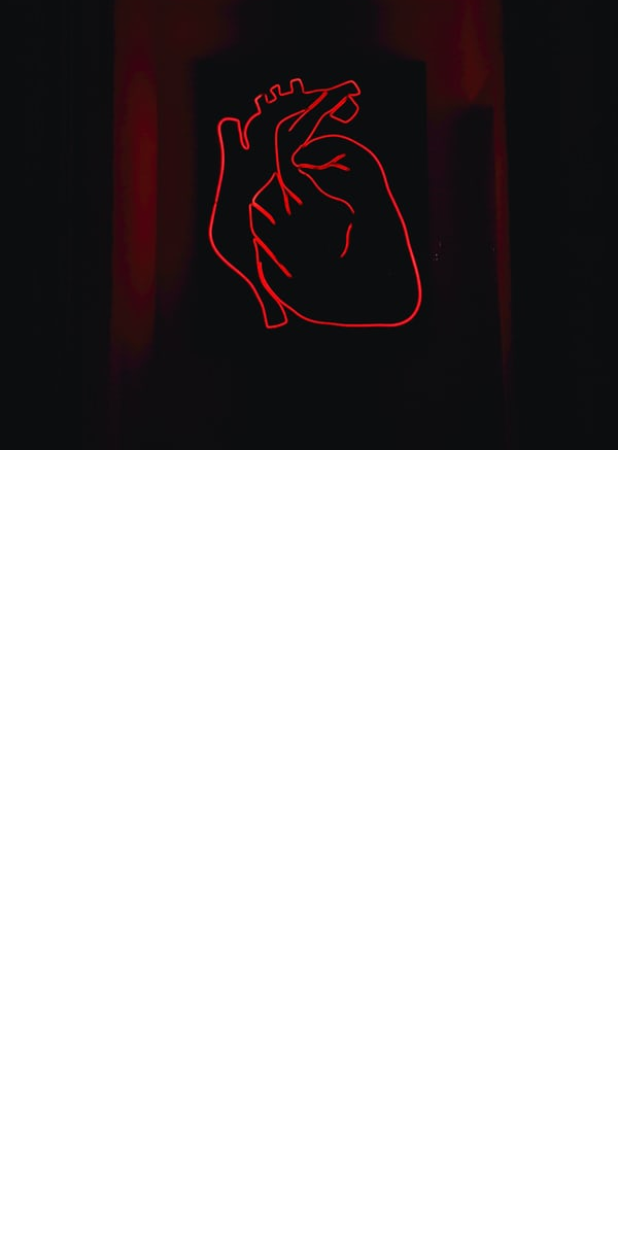
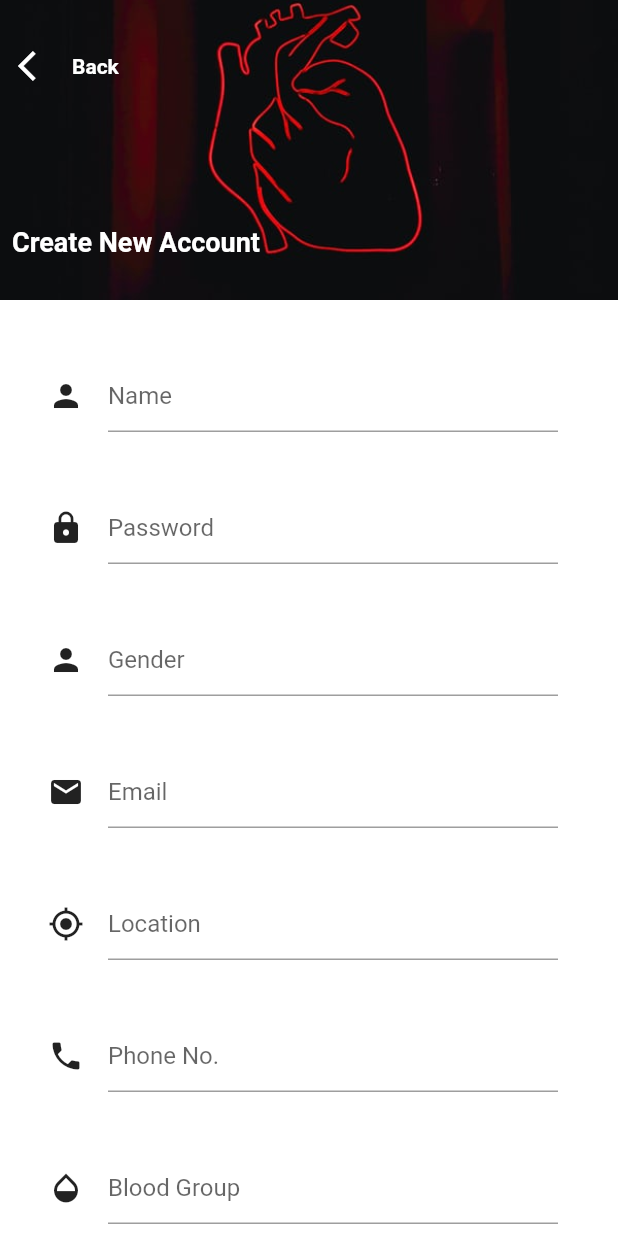
Before and after one commit to aregmi450/blood, a Flutter app: the screen it shows after launch, on a phone screen of 412 x 824 dp. Run offline on Flutter 3.47's test engine with Material 2 defaults, Android fonts, the phone set to English and light mode, and no system bars.

Commit message:
second commit

```diff
--- a/lib/main.dart
+++ b/lib/main.dart
@@ -1,4 +1,5 @@
 import 'package:flutter/material.dart';
+import 'package:new_flutter_project/signin.dart';
 import 'package:new_flutter_project/signup.dart';
 
 void main() => runApp(MyApp());
@@ -6,10 +7,17 @@ void main() => runApp(MyApp());
 class MyApp extends StatelessWidget {
   @override
   Widget build(BuildContext context) {
-    return Material(
-      child: MaterialApp(
-        home: SignupScreen(),
-      ),
+    return MaterialApp(
+      title: 'Flutter Demo',
+      debugShowCheckedModeBanner: false,
+      theme: ThemeData(primarySwatch: Colors.red),
+      // routing different pages from one place to another
+      initialRoute: 'SignUp',
+      // class name of every other page on stateless widget is given
+      routes: {
+        'SignIn': (context) => SignInScreen(),
+        'SignUp': (context) => SignUpScreen(),
+      },
     );
   }
 }
--- a/lib/signup.dart
+++ b/lib/signup.dart
@@ -1,26 +1,174 @@
 import 'package:flutter/material.dart';
 
-class SignupScreen extends StatefulWidget {
+class SignUpScreen extends StatefulWidget {
   @override
-  _SignupScreenState createState() => _SignupScreenState();
+  _SignUpScreenState createState() => _SignUpScreenState();
 }
 
-class _SignupScreenState extends State<SignupScreen> {
+class _SignUpScreenState extends State<SignUpScreen> {
   @override
   Widget build(BuildContext context) {
     return Scaffold(
       backgroundColor: Colors.white,
       body: ListView(
         children: <Widget>[
-          Container(
-            height: 300,
-            decoration: BoxDecoration(
-              image: DecorationImage(
-                  image: AssetImage('assets/signup.jpg'), fit: BoxFit.cover),
+          BackbuttonWidget(),
+          SizedBox(
+            height: 20.0,
+          ),
+          Padding(
+            padding: EdgeInsets.all(20.0),
+            child: Row(
+              children: <Widget>[
+                IconButton(icon: Icon(Icons.person), onPressed: () {}),
+                Expanded(
+                    child: Container(
+                        margin: EdgeInsets.only(left: 4, right: 20),
+                        child: TextField(
+                          decoration: InputDecoration(hintText: 'Name'),
+                        )))
+              ],
             ),
-          )
+          ),
+          Padding(
+            padding: EdgeInsets.all(20.0),
+            child: Row(
+              children: <Widget>[
+                IconButton(icon: Icon(Icons.lock), onPressed: () {}),
+                Expanded(
+                    child: Container(
+                        margin: EdgeInsets.only(left: 4, right: 20),
+                        child: TextField(
+                          decoration: InputDecoration(hintText: 'Password'),
+                        )))
+              ],
+            ),
+          ),
+          Padding(
+            padding: EdgeInsets.all(20.0),
+            child: Row(
+              children: <Widget>[
+                IconButton(icon: Icon(Icons.person), onPressed: () {}),
+                Expanded(
+                    child: Container(
+                        margin: EdgeInsets.only(left: 4, right: 20),
+                        child: TextField(
+                          decoration: InputDecoration(hintText: 'Gender'),
+                        )))
+              ],
+            ),
+          ),
+          Padding(
+            padding: EdgeInsets.all(20.0),
+            child: Row(
+              children: <Widget>[
+                IconButton(icon: Icon(Icons.email), onPressed: () {}),
+                Expanded(
+                    child: Container(
+                        margin: EdgeInsets.only(left: 4, right: 20),
+                        child: TextField(
+                          decoration: InputDecoration(hintText: 'Email'),
+                        )))
+              ],
+            ),
+          ),
+          Padding(
+            padding: EdgeInsets.all(20.0),
+            child: Row(
+              children: <Widget>[
+                IconButton(icon: Icon(Icons.gps_fixed), onPressed: () {}),
+                Expanded(
+                    child: Container(
+                        margin: EdgeInsets.only(left: 4, right: 20),
+                        child: TextField(
+                          decoration: InputDecoration(hintText: 'Location'),
+                        )))
+              ],
+            ),
+          ),
+          Padding(
+            padding: EdgeInsets.all(20.0),
+            child: Row(
+              children: <Widget>[
+                IconButton(icon: Icon(Icons.phone), onPressed: () {}),
+                Expanded(
+                    child: Container(
+                        margin: EdgeInsets.only(left: 4, right: 20),
+                        child: TextField(
+                          decoration: InputDecoration(hintText: 'Phone No.'),
+                        )))
+              ],
+            ),
+          ),
+          Padding(
+            padding: EdgeInsets.all(20.0),
+            child: Row(
+              children: <Widget>[
+                IconButton(icon: Icon(Icons.opacity), onPressed: () {}),
+                Expanded(
+                    child: Container(
+                        margin: EdgeInsets.only(left: 4, right: 20),
+                        child: TextField(
+                          decoration: InputDecoration(hintText: 'Blood Group'),
+                        )))
+              ],
+            ),
+          ),
         ],
       ),
     );
   }
 }
+
+class BackbuttonWidget extends StatelessWidget {
+  const BackbuttonWidget({
+    Key key,
+  }) : super(key: key);
+
+  @override
+  Widget build(BuildContext context) {
+    return Container(
+      height: 200,
+      decoration: BoxDecoration(
+          image: DecorationImage(
+              fit: BoxFit.cover, image: AssetImage('assets/signup.jpg'))),
+      child: Positioned(
+          child: Stack(
+        children: <Widget>[
+          Positioned(
+              top: 20,
+              child: Row(
+                children: <Widget>[
+                  IconButton(
+                      icon: Icon(
+                        Icons.arrow_back_ios,
+                        color: Colors.white,
+                      ),
+                      onPressed: () {
+                        Navigator.pop(context);
+                      }),
+                  Text(
+                    'Back',
+                    style: TextStyle(
+                        color: Colors.white, fontWeight: FontWeight.bold),
+                  )
+                ],
+              )),
+          Positioned(
+              bottom: 20,
+              child: Padding(
+                padding: const EdgeInsets.all(8.0),
+                child: Text(
+                  'Create New Account',
+                  style: TextStyle(
+                    color: Colors.white,
+                    fontWeight: FontWeight.bold,
+                    fontSize: 18,
+                  ),
+                ),
+              )),
+        ],
+      )),
+    );
+  }
+}
```
Also changed, not shown: lib/signin.dart (added, +103 -0 lines).
